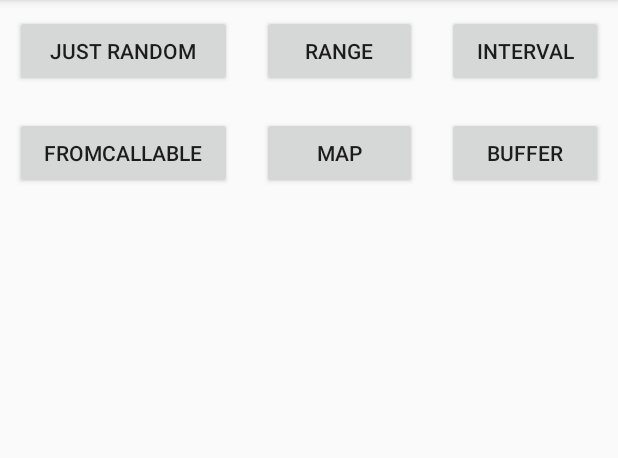
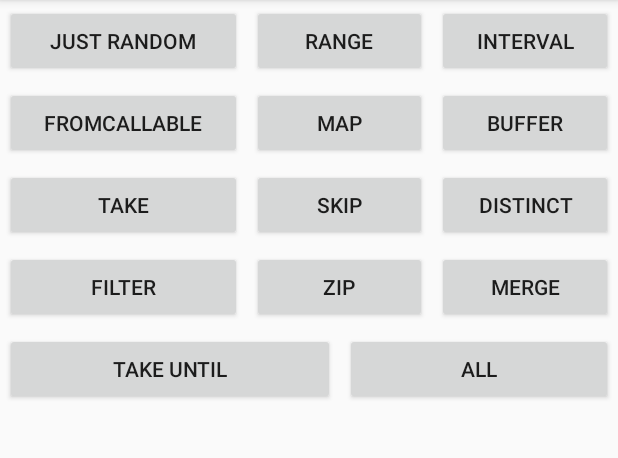
Before and after one commit to eyelog/RXGames, an Android app: the Module001StreamActivity screen opened directly, with no data from a screen before it, on a phone screen of 412 x 824 dp, the part 84-542 px from its top. Run offline under Robolectric (Android 15) with nearby library versions, the phone set to English and light mode, and no system bars; libraries missing offline, so code that uses them is left out: com.arellomobile.mvp.

```diff
--- a/app/src/main/AndroidManifest.xml
+++ b/app/src/main/AndroidManifest.xml
@@ -1,6 +1,6 @@
 <?xml version="1.0" encoding="utf-8"?>
 <manifest xmlns:android="http://schemas.android.com/apk/res/android"
-          package="ru.eyelog.rxgames">
+          xmlns:tools="http://schemas.android.com/tools" package="ru.eyelog.rxgames">
 
     <application
             android:allowBackup="true"
@@ -8,7 +8,8 @@
             android:label="@string/app_name"
             android:roundIcon="@mipmap/ic_launcher_round"
             android:supportsRtl="true"
-            android:theme="@style/AppTheme">
+            android:theme="@style/AppTheme"
+            tools:ignore="GoogleAppIndexingWarning">
         <activity android:name=".MainActivity">
             <intent-filter>
                 <action android:name="android.intent.action.MAIN"/>
@@ -16,7 +17,8 @@
                 <category android:name="android.intent.category.LAUNCHER"/>
             </intent-filter>
         </activity>
-        <activity android:name=".module001.Module001Activity"/>
+        <activity android:name=".module001single.Module001SingleActivity"/>
+        <activity android:name=".module001stream.Module001StreamActivity"/>
         <activity android:name=".module002.Module002Activity"/>
     </application>
 
--- a/app/src/main/java/ru/eyelog/rxgames/MainActivity.kt
+++ b/app/src/main/java/ru/eyelog/rxgames/MainActivity.kt
@@ -4,7 +4,8 @@ import android.content.Intent
 import android.support.v7.app.AppCompatActivity
 import android.os.Bundle
 import kotlinx.android.synthetic.main.activity_main.*
-import ru.eyelog.rxgames.module001.Module001Activity
+import ru.eyelog.rxgames.module001single.Module001SingleActivity
+import ru.eyelog.rxgames.module001stream.Module001StreamActivity
 
 class MainActivity : AppCompatActivity() {
 
@@ -12,8 +13,13 @@ class MainActivity : AppCompatActivity() {
         super.onCreate(savedInstanceState)
         setContentView(R.layout.activity_main)
 
-        bt001.setOnClickListener {
-            val intent = Intent(this, Module001Activity::class.java)
+        bt001Single.setOnClickListener {
+            val intent = Intent(this, Module001SingleActivity::class.java)
+            startActivity(intent)
+        }
+
+        bt001Stream.setOnClickListener {
+            val intent = Intent(this, Module001StreamActivity::class.java)
             startActivity(intent)
         }
     }
--- a/app/src/main/java/ru/eyelog/rxgames/module001/Module001View.kt
+++ b/app/src/main/java/ru/eyelog/rxgames/module001stream/Module001StreamView.kt
@@ -1,8 +1,8 @@
-package ru.eyelog.rxgames.module001
+package ru.eyelog.rxgames.module001stream
 
 import com.arellomobile.mvp.MvpView
 
-interface Module001View : MvpView{
+interface Module001StreamView : MvpView{
 
     fun setRandomNumbers(numbers: List<Int>)
 
--- a/app/src/main/java/ru/eyelog/rxgames/module002/Module002Activity.kt
+++ b/app/src/main/java/ru/eyelog/rxgames/module002/Module002Activity.kt
@@ -15,15 +15,15 @@ class Module002Activity : MvpAppCompatActivity(), Module002View{
         setContentView(R.layout.activity_module_001)
 
 //        btRun.setOnClickListener {
-//            module001ViewModel.getRandomNumbers()
+//            module001SingleViewModel.getRandomNumbers()
 //        }
 //
 //        btRange.setOnClickListener {
-//            module001ViewModel.getRangeNumbers()
+//            module001SingleViewModel.getRangeNumbers()
 //        }
 //
 //        btInterval.setOnClickListener {
-//            module001ViewModel.getIntervalNumbers()
+//            module001SingleViewModel.getIntervalNumbers()
 //        }
     }
 
--- a/app/src/main/res/layout/activity_module_001.xml
+++ b/app/src/main/res/layout/activity_module_001.xml
@@ -4,7 +4,7 @@
         xmlns:tools="http://schemas.android.com/tools"
         android:layout_width="match_parent"
         android:layout_height="match_parent"
-        tools:context=".module001.Module001Activity"
+        tools:context=".module001single.Module001SingleActivity"
         android:orientation="vertical">
 
     <TableLayout
@@ -16,19 +16,19 @@
                     android:layout_width="match_parent"
                     android:layout_height="wrap_content"
                     android:text="Just random"
-                    android:layout_margin="10dp"
+                    android:layout_margin="3dp"
                     android:id="@+id/btRun" android:layout_weight="1"/>
             <Button
                     android:layout_width="match_parent"
                     android:layout_height="wrap_content"
                     android:text="Range"
-                    android:layout_margin="10dp"
+                    android:layout_margin="3dp"
                     android:id="@+id/btRange" android:layout_weight="1"/>
             <Button
                     android:layout_width="match_parent"
                     android:layout_height="wrap_content"
                     android:text="Interval"
-                    android:layout_margin="10dp"
+                    android:layout_margin="3dp"
                     android:id="@+id/btInterval" android:layout_weight="1"/>
         </TableRow>
 
@@ -37,20 +37,77 @@
                     android:layout_width="match_parent"
                     android:layout_height="wrap_content"
                     android:text="fromCallable"
-                    android:layout_margin="10dp"
+                    android:layout_margin="3dp"
                     android:id="@+id/btFromCallable" android:layout_weight="1"/>
             <Button
                     android:layout_width="match_parent"
                     android:layout_height="wrap_content"
                     android:text="Map"
-                    android:layout_margin="10dp"
+                    android:layout_margin="3dp"
                     android:id="@+id/btMap" android:layout_weight="1"/>
             <Button
                     android:layout_width="match_parent"
                     android:layout_height="wrap_content"
                     android:text="Buffer"
-                    android:layout_margin="10dp"
+                    android:layout_margin="3dp"
                     android:id="@+id/btBuffer" android:layout_weight="1"/>
+        </TableRow>
+
+        <TableRow android:layout_width="match_parent" android:layout_height="wrap_content">
+            <Button
+                    android:layout_width="match_parent"
+                    android:layout_height="wrap_content"
+                    android:text="Take"
+                    android:layout_margin="3dp"
+                    android:id="@+id/btTake" android:layout_weight="1"/>
+            <Button
+                    android:layout_width="match_parent"
+                    android:layout_height="wrap_content"
+                    android:text="Skip"
+                    android:layout_margin="3dp"
+                    android:id="@+id/btSkip" android:layout_weight="1"/>
+            <Button
+                    android:layout_width="match_parent"
+                    android:layout_height="wrap_content"
+                    android:text="Distinct"
+                    android:layout_margin="3dp"
+                    android:id="@+id/btDistinct" android:layout_weight="1"/>
+        </TableRow>
+
+        <TableRow android:layout_width="match_parent" android:layout_height="wrap_content">
+            <Button
+                    android:layout_width="match_parent"
+                    android:layout_height="wrap_content"
+                    android:text="Filter"
+                    android:layout_margin="3dp"
+                    android:id="@+id/btFilter" android:layout_weight="1"/>
+            <Button
+                    android:layout_width="match_parent"
+                    android:layout_height="wrap_content"
+                    android:text="Zip"
+                    android:layout_margin="3dp"
+                    android:id="@+id/btZip" android:layout_weight="1"/>
+            <Button
+                    android:layout_width="match_parent"
+                    android:layout_height="wrap_content"
+                    android:text="Merge"
+                    android:layout_margin="3dp"
+                    android:id="@+id/btMerge" android:layout_weight="1"/>
+        </TableRow>
+
+        <TableRow android:layout_width="match_parent" android:layout_height="wrap_content">
+            <Button
+                    android:layout_width="match_parent"
+                    android:layout_height="wrap_content"
+                    android:text="Take until"
+                    android:layout_margin="3dp"
+                    android:id="@+id/btTakeUntil" android:layout_weight="1"/>
+            <Button
+                    android:layout_width="match_parent"
+                    android:layout_height="wrap_content"
+                    android:text="All"
+                    android:layout_margin="3dp"
+                    android:id="@+id/btAll" android:layout_weight="1"/>
         </TableRow>
     </TableLayout>
 
--- a/app/src/main/res/layout/activity_module_002.xml
+++ b/app/src/main/res/layout/activity_module_002.xml
@@ -4,7 +4,7 @@
         xmlns:tools="http://schemas.android.com/tools"
         android:layout_width="match_parent"
         android:layout_height="match_parent"
-        tools:context=".module001.Module001Activity"
+        tools:context=".module001single.Module001SingleActivity"
         android:orientation="vertical">
 
     <TableLayout
```
Also changed, not shown: app/src/main/java/ru/eyelog/rxgames/module001single/Module001SingleActivity.kt (added, +187 -0 lines), app/src/main/java/ru/eyelog/rxgames/module001single/Module001SingleView.kt (added, +34 -0 lines), app/src/main/java/ru/eyelog/rxgames/module001single/Module001SingleViewModel.kt (added, +290 -0 lines), app/src/main/java/ru/eyelog/rxgames/module001stream/Module001StreamActivity.kt (renamed from app/src/main/java/ru/eyelog/rxgames/module001/Module001Activity.kt, +9 -11 lines), app/src/main/java/ru/eyelog/rxgames/module001stream/Module001StreamViewModel.kt (renamed from app/src/main/java/ru/eyelog/rxgames/module001/Module001ViewModel.kt, +12 -14 lines), app/src/main/java/ru/eyelog/rxgames/utils/MockNumbers.kt (renamed from app/src/main/java/ru/eyelog/rxgames/module001/MockNumbers.kt, +7 -3 lines), app/src/main/res/layout/activity_main.xml (+9 -2 lines).
